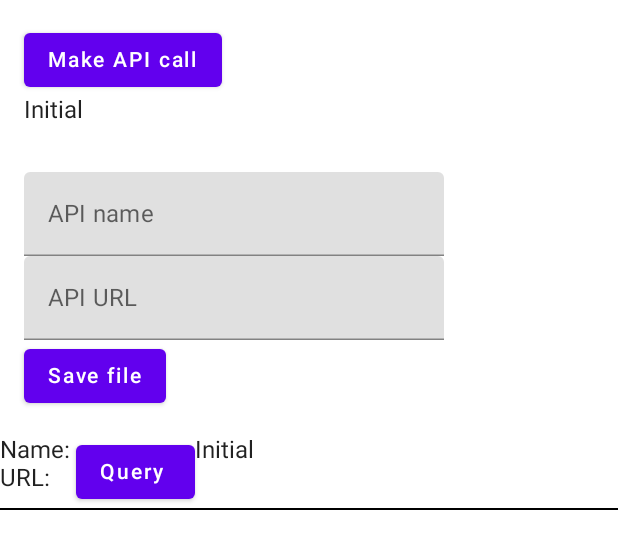
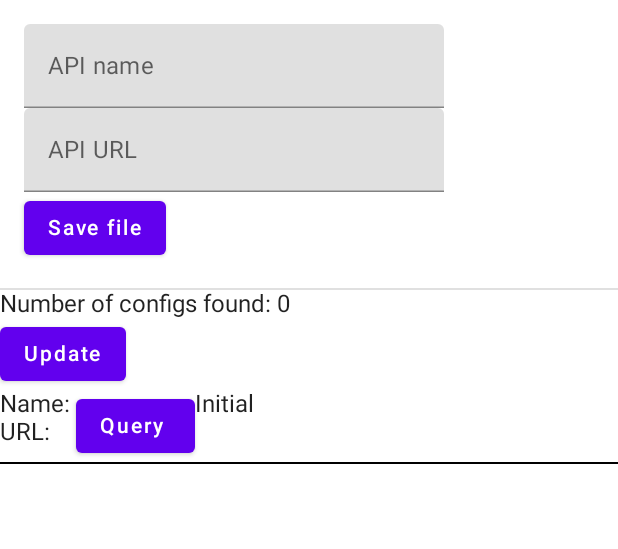
Before and after one commit to danevd-TCD/DVStats, an Android app built with Jetpack Compose: the @Preview function DefaultPreview, on a phone screen of 412 x 824 dp. Shown: the top 549 px of the screen. Run offline under Robolectric (Android 15) with nearby library versions, the phone set to English and light mode, and no system bars; libraries missing offline, so code that uses them is left out: com.github.kittinunf.fuel.

Commit message:
Initial lazy column updating achieved w/ manual refresh button

```diff
--- a/app/src/main/java/com/example/dvstats/MainActivity.kt
+++ b/app/src/main/java/com/example/dvstats/MainActivity.kt
@@ -46,21 +46,29 @@ class MainActivity : ComponentActivity() {
 fun MainApp()
 {
     val initialResponse = remember  { mutableStateOf("Initial")} //initial API string
-    var curFileName = remember {mutableStateListOf<String>()} //
+    val initial_Num = remember {mutableStateOf("0")}
 
     DVStatsTheme {
         Surface(color = MaterialTheme.colors.background) {
             Column {
+                /*
                 ButtonCall( text_Reponse = initialResponse.value,
                             updateAPIString = {newString -> initialResponse.value = newString})
+
+                 */
+                /*
                 WriteCall(  text = curFileName,
                             updateFileText =    {
                                     newFileName -> curFileName = newFileName as SnapshotStateList<String>;
                                     writeTestText(curFileName)
                                                 })
-                DataList(   userFiles = getDataDirFiles( MainActivity.instance ),
+                 */
+                DataList(   //userFiles = getDataDirFiles( MainActivity.instance ),
                             updateAPIString = { newString -> initialResponse.value = newString},
-                            text_Reponse = initialResponse.value)
+                            text_Response = initialResponse.value,
+                            numConfigs = initial_Num.value,
+                            numConfigs_update = { newNum ->  initial_Num.value = newNum}
+                        )
             }
         }
     }
@@ -109,20 +117,48 @@ fun getDataDirFiles(getFilesContext: Context): List<String>
     return fileList
 }
 
-
 //get all files in filesDir and make lazy columns
 @Composable
-fun DataList(userFiles: List<String>, modifier: Modifier = Modifier, updateAPIString: (String) -> Unit, text_Reponse: String)
+fun DataList(modifier: Modifier = Modifier,
+             updateAPIString: (String) -> Unit,
+             text_Response: String,
+             numConfigs: String,
+             numConfigs_update: (String) -> Unit
+             )
 {
 
-    val lazyElements = remember{ mutableStateListOf<String>() }
-    for (i in getDataDirFiles(MainActivity.instance))
-    {
-        lazyElements.add(i)
+    //var curFileName: SnapshotStateList<String> //
+    var curFileName = remember {mutableStateListOf<String>()} //
+
+    WriteCall(  text = curFileName,
+                updateFileText =
+                {
+                    newFileName -> curFileName = newFileName as SnapshotStateList<String>;
+                    writeTestText(curFileName)
+                })
+
+    Divider()
+
+    var lazyElements = remember{ mutableStateListOf<String>() }
+    fun lazyElementsScan(): SnapshotStateList<String> {
+        lazyElements = mutableStateListOf<String>() //reset to 0 every time scan is performed
+        for (i in getDataDirFiles(MainActivity.instance))
+        {
+            lazyElements.add(i)
+        }
+        return lazyElements
+    }
+
+
+    Column() {
+        Text(text = "Number of configs found: " + numConfigs)
+        Button(onClick = { numConfigs_update(lazyElementsScan().size.toString()) }) {
+            Text(text = "Update")
+        }
     }
 
     LazyColumn(modifier = modifier) {
-        items(items = lazyElements) { data ->
+        items(items = lazyElementsScan()) { data ->
 
             val coroutineScope = rememberCoroutineScope()
 
@@ -141,7 +177,7 @@ fun DataList(userFiles: List<String>, modifier: Modifier = Modifier, updateAPISt
                     Text(text = "Query ${tempJsonObject.Name}")
 
                 }
-                Text(text = text_Reponse)
+                Text(text = text_Response)
             }
 
             Divider(color = Color.Black)
@@ -177,9 +213,10 @@ fun WriteCall(text: List<String>, updateFileText: (List<String>) -> Unit)
         //eventually add more fields for e.g arguments or authorisation
 
         Button(onClick = {
-            fieldList.add(API_name);
-            fieldList.add(API_url);
-            updateFileText(fieldList) })
+            fieldList.add(API_name)
+            fieldList.add(API_url)
+            updateFileText(fieldList)
+        })
             { Text("Save file") }
     }
 
```
